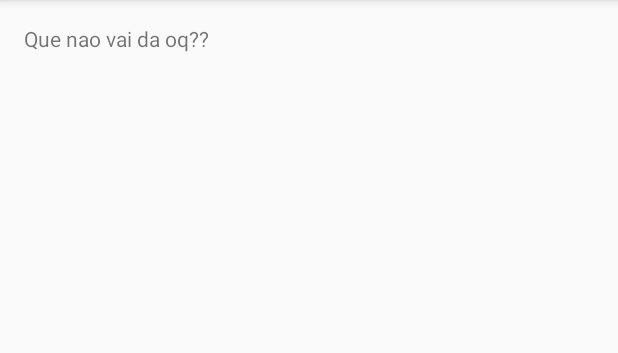
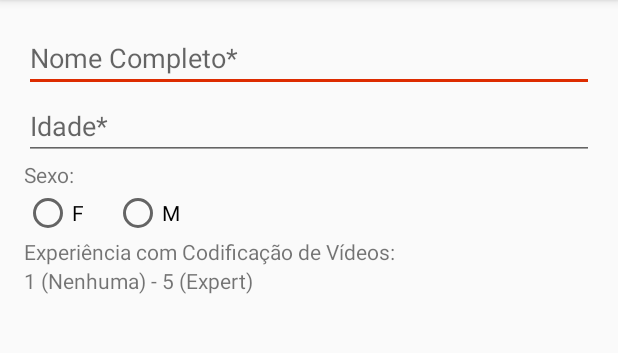
Before and after one commit to haga-/qsvd, an Android app: the screen it shows after launch (MainActivity), on a phone screen of 412 x 824 dp, the part 84-437 px from its top. Run offline under Robolectric (Android 15) with nearby library versions, the phone set to English and light mode, and no system bars.

Commit message:
Colors, strings e um pouco do xml da main.

```diff
--- a/QuestionarioQSVD/app/src/main/java/com/hut8/questionarioqsvd/MainActivity.java
+++ b/QuestionarioQSVD/app/src/main/java/com/hut8/questionarioqsvd/MainActivity.java
@@ -10,7 +10,7 @@ public class MainActivity extends AppCompatActivity {
     protected void onCreate(Bundle savedInstanceState) {
         super.onCreate(savedInstanceState);
         setContentView(R.layout.activity_main);
-        TextView tv = (TextView) findViewById(R.id.hello);
-        tv.setText("Que nao vai da oq??");
+        //TextView tv = (TextView) findViewById(R.id.hello);
+        //tv.setText("Que nao vai da oq??");
     }
 }
--- a/QuestionarioQSVD/app/src/main/res/layout/activity_main.xml
+++ b/QuestionarioQSVD/app/src/main/res/layout/activity_main.xml
@@ -1,5 +1,5 @@
 <?xml version="1.0" encoding="utf-8"?>
-<RelativeLayout xmlns:android="http://schemas.android.com/apk/res/android"
+<LinearLayout xmlns:android="http://schemas.android.com/apk/res/android"
     xmlns:tools="http://schemas.android.com/tools"
     android:layout_width="match_parent"
     android:layout_height="match_parent"
@@ -7,11 +7,68 @@
     android:paddingLeft="@dimen/activity_horizontal_margin"
     android:paddingRight="@dimen/activity_horizontal_margin"
     android:paddingTop="@dimen/activity_vertical_margin"
-    tools:context="com.hut8.questionarioqsvd.MainActivity">
+    tools:context="com.hut8.questionarioqsvd.MainActivity"
+    android:orientation="vertical">
 
-    <TextView
-        android:id="@+id/hello"
+    <android.support.v7.widget.AppCompatEditText
+        android:id="@+id/editTextNome"
+        android:layout_width="match_parent"
+        android:layout_height="wrap_content"
+        android:hint="@string/nomeCompleto"/>
+
+    <android.support.v7.widget.AppCompatEditText
+        android:id="@+id/editTextSexo"
+        android:layout_width="match_parent"
+        android:layout_height="wrap_content"
+        android:inputType="number"
+        android:hint="@string/idade"/>
+
+    <RelativeLayout
         android:layout_width="wrap_content"
-        android:layout_height="wrap_content"
-        android:text="Hello World!" />
-</RelativeLayout>
+        android:layout_height="wrap_content" >
+        <android.support.v7.widget.AppCompatTextView
+            android:id="@+id/textViewSexo"
+            android:layout_width="wrap_content"
+            android:layout_height="wrap_content"
+            android:text="@string/sexo"/>
+        <android.support.v7.widget.AppCompatRadioButton
+            android:id="@+id/radioButtonF"
+            android:layout_width="match_parent"
+            android:layout_height="wrap_content"
+            android:layout_below="@id/textViewSexo"
+            android:text="F"/>
+        <android.support.v7.widget.AppCompatRadioButton
+            android:id="@+id/radioButtonM"
+            android:layout_width="match_parent"
+            android:layout_height="wrap_content"
+            android:layout_below="@id/textViewSexo"
+            android:layout_marginLeft="60dp"
+
+            android:text="M"/>
+    </RelativeLayout>
+
+
+
+    <RelativeLayout
+        android:layout_width="match_parent"
+        android:layout_height="match_parent">
+
+        <android.support.v7.widget.AppCompatTextView
+            android:id="@+id/textViewExpVideoCode"
+            android:layout_width="match_parent"
+            android:layout_height="wrap_content"
+
+            android:text="@string/expVideoCode"/>
+
+        <android.support.v7.widget.AppCompatTextView
+            android:id="@+id/textViewExpVideoCodeLegenda"
+            android:layout_width="wrap_content"
+            android:layout_height="wrap_content"
+            android:layout_below="@id/textViewExpVideoCode"
+            android:text="@string/expVideoCodeLegenda"/>
+
+
+    </RelativeLayout>
+
+
+</LinearLayout>
--- a/QuestionarioQSVD/app/src/main/res/values/colors.xml
+++ b/QuestionarioQSVD/app/src/main/res/values/colors.xml
@@ -2,5 +2,11 @@
 <resources>
     <color name="colorPrimary">#3F51B5</color>
     <color name="colorPrimaryDark">#303F9F</color>
-    <color name="colorAccent">#FF4081</color>
+    <color name="colorAccent">#DD2C00</color>
+    <color name="colorPrimaryLight">#C5CAE9</color>
+    <color name="colorPrimaryText">#212121</color>
+    <color name="colorSecondaryText">#757575</color>
+    <color name="colorIcons">#FFFFFF</color>
+    <color name="colorDivider">#BDBDBD</color>
+
 </resources>
--- a/QuestionarioQSVD/app/src/main/res/values/strings.xml
+++ b/QuestionarioQSVD/app/src/main/res/values/strings.xml
@@ -1,3 +1,9 @@
 <resources>
     <string name="app_name">Questionario QSVD</string>
+    <string name="nomeCompleto">Nome Completo*</string>
+    <string name="idade">Idade*</string>
+    <string name="sexo">Sexo:</string>
+    <string name="escolaridade">Escolaridade:</string>
+    <string name="expVideoCode">Experiência com Codificação de Vídeos:</string>
+    <string name="expVideoCodeLegenda">1 (Nenhuma) - 5 (Expert)</string>
 </resources>
```
